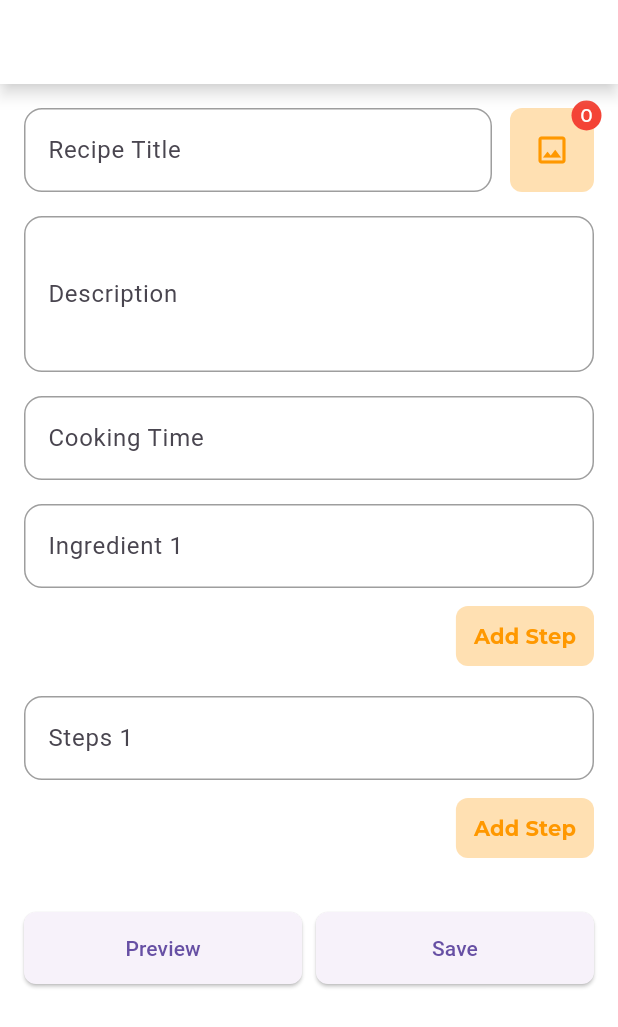
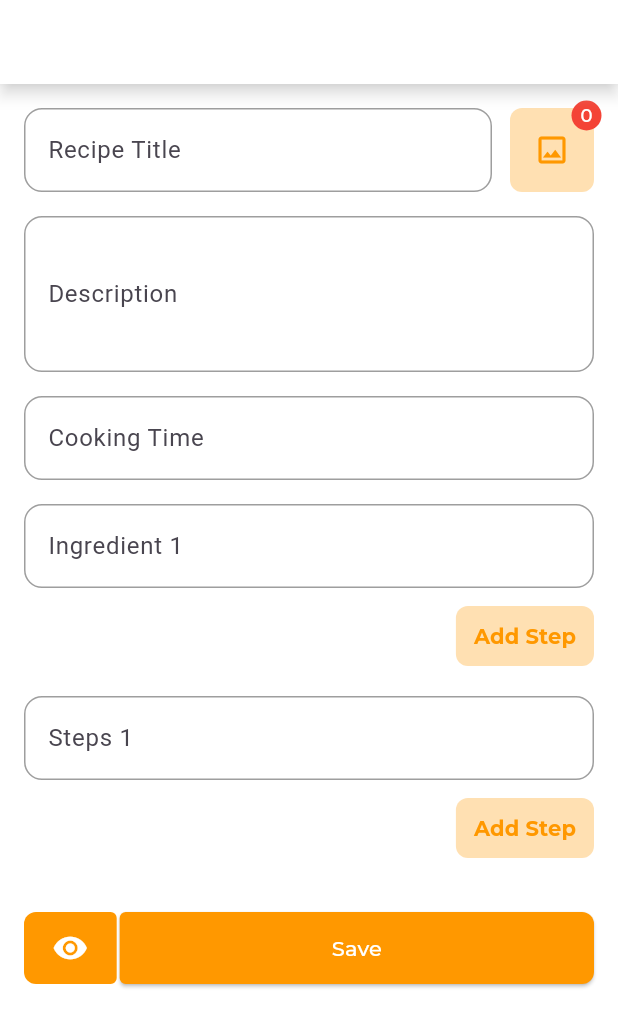
Before and after one commit to Katayath-Sai-Kiran/cooknshare, a Flutter app: the CreateRecipeScreen screen opened directly, after a tap on "Add Step", after a tap on "Remove", on a phone screen of 412 x 824 dp. Shown: the top 1027 px of the screen. Run offline on Flutter 3.47's test engine with Material 3 defaults, Android fonts, the light colour scheme and no system bars; our stand-ins replace get, google_fonts, hive, image_picker; missing offline and left inert: random_avatar; accounts and stored records are empty; network calls fail.

Commit message:
added preview screen

```diff
--- a/lib/screens/create_recipe.dart
+++ b/lib/screens/create_recipe.dart
@@ -7,6 +7,7 @@ import 'package:google_fonts/google_fonts.dart';
 import 'package:image_picker/image_picker.dart';
 
 import '../widgets/search_field.dart';
+import 'preview.dart';
 
 class CreateRecipeScreen extends StatefulWidget {
   const CreateRecipeScreen({super.key});
@@ -336,20 +337,50 @@ class _CreateRecipeScreenState extends State<CreateRecipeScreen> {
               Row(
                 mainAxisAlignment: MainAxisAlignment.spaceBetween,
                 children: [
-                  ElevatedButton(
+                  IconButton(
                       style: ElevatedButton.styleFrom(
-                          fixedSize: Size(Get.width * 0.45, 48),
-                          shape: RoundedRectangleBorder(
-                              borderRadius: BorderRadius.circular(8))),
-                      onPressed: () {},
-                      child: const Text('Preview')),
-                  ElevatedButton(
-                      style: ElevatedButton.styleFrom(
-                          fixedSize: Size(Get.width * 0.45, 48),
-                          shape: RoundedRectangleBorder(
-                              borderRadius: BorderRadius.circular(8))),
-                      onPressed: () {},
-                      child: const Text('Save')),
+                          backgroundColor: Colors.orange,
+                          fixedSize: Size(Get.width * 0.15, 48),
+                          shape: const RoundedRectangleBorder(
+                            borderRadius: BorderRadius.only(
+                                topLeft: Radius.circular(8),
+                                topRight: Radius.circular(4),
+                                bottomRight: Radius.circular(4),
+                                bottomLeft: Radius.circular(8)),
+                          )),
+                      onPressed: () {
+                        Get.to(() => PreviewScreen(
+                              image: selectedImages.first!,
+                              mainIngredient: 'Watermelon',
+                              title: 'Watermilon Juice',
+                            ));
+                      },
+                      icon: const Icon(
+                        Icons.visibility,
+                        color: Colors.white,
+                      )),
+                  const SizedBox(width: 2),
+                  Flexible(
+                    child: ElevatedButton(
+                        style: ElevatedButton.styleFrom(
+                            backgroundColor: Colors.orange,
+                            fixedSize: Size(Get.width, 48),
+                            shape: const RoundedRectangleBorder(
+                              borderRadius: BorderRadius.only(
+                                  bottomLeft: Radius.circular(4),
+                                  topLeft: Radius.circular(4),
+                                  topRight: Radius.circular(8),
+                                  bottomRight: Radius.circular(8)),
+                            )),
+                        onPressed: () {},
+                        child: Text(
+                          'Save',
+                          style: GoogleFonts.montserrat(
+                            color: Colors.white,
+                            fontWeight: FontWeight.w500,
+                          ),
+                        )),
+                  ),
                 ],
               )
             ],
--- a/lib/widgets/recipe_dart.dart
+++ b/lib/widgets/recipe_dart.dart
@@ -7,9 +7,7 @@ class RecipeCard extends StatelessWidget {
 
   @override
   Widget build(BuildContext context) {
-    return Stack(
-      children: [
-        Container(
+    return Container(
       padding: const EdgeInsets.all(16),
       decoration: BoxDecoration(
         image: const DecorationImage(
@@ -63,8 +61,6 @@ class RecipeCard extends StatelessWidget {
           )
         ],
       ),
-        ),
-      ],
     );
   }
 }
```
Also changed, not shown: lib/screens/preview.dart (added, +98 -0 lines). Lines whose indentation alone changed are shown as unchanged.
